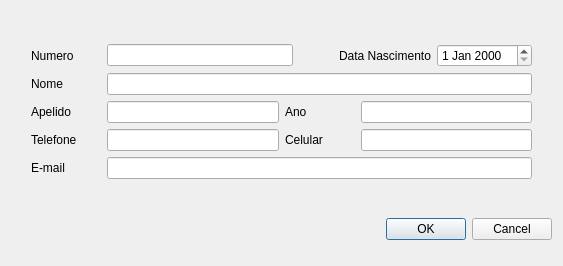
Above: interface/frmNovoMorador.ui from CaioPellicani/projeto_coracao before the change. Below: the same form after it.
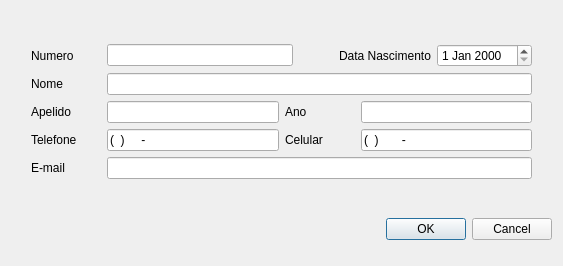
That is the form after the change.

Commit message: REF: embelezamento

What changed in the file:
```diff
--- a/interface/frmNovoMorador.ui
+++ b/interface/frmNovoMorador.ui
@@ -194,7 +194,14 @@
         </widget>
        </item>
        <item>
-        <widget class="QLineEdit" name="edtTelefone"/>
+        <widget class="QLineEdit" name="edtTelefone">
+         <property name="inputMask">
+          <string>(99) 9999-9999</string>
+         </property>
+         <property name="text">
+          <string>() -</string>
+         </property>
+        </widget>
        </item>
        <item>
         <widget class="QLabel" name="lblCelular">
@@ -216,7 +223,14 @@
         </widget>
        </item>
        <item>
-        <widget class="QLineEdit" name="edtCelular"/>
+        <widget class="QLineEdit" name="edtCelular">
+         <property name="inputMask">
+          <string>(99) 9 9999-9999</string>
+         </property>
+         <property name="text">
+          <string>()  -</string>
+         </property>
+        </widget>
        </item>
       </layout>
      </item>
```
The commit also changes 2 other files.
